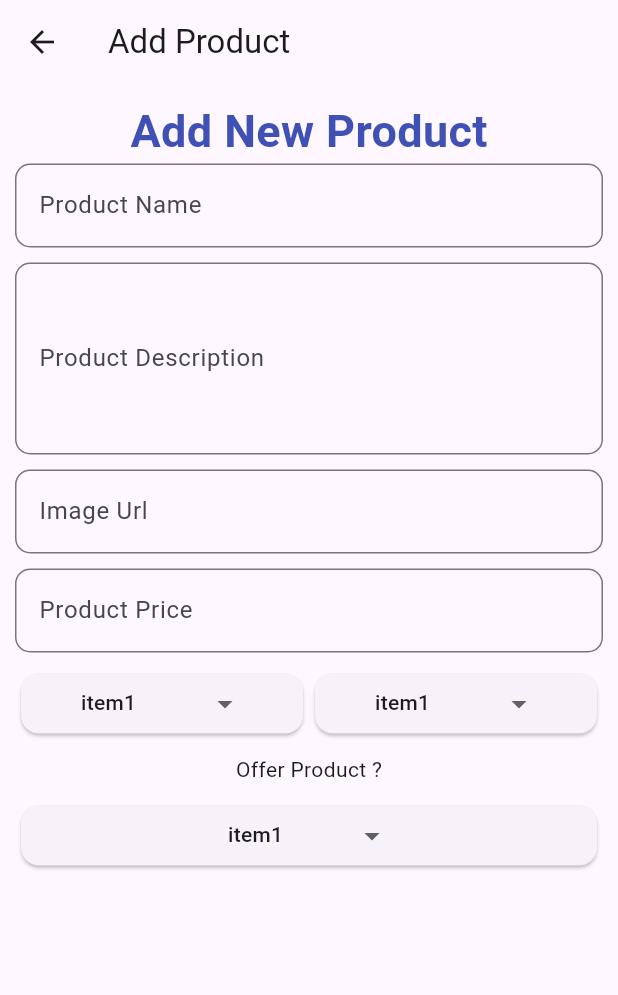
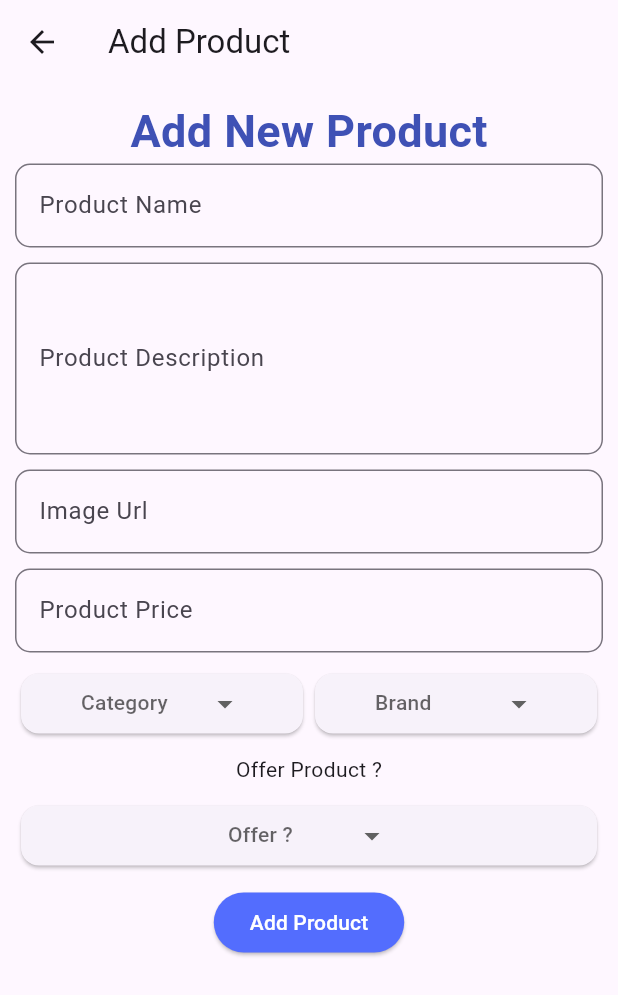
Before and after one commit to Saniat-Injam/step_up_admin, a Flutter app: the AddProductScreen screen opened directly, on a phone screen of 412 x 824 dp. Shown: the top 995 px of the screen. Run offline on Flutter 3.47's test engine with Material 3 defaults, Android fonts, the phone set to English and light mode, and no system bars; drawn by our look-alikes of dropdown_button2; our stand-ins replace device_preview, get.

Commit message:
admin_app completed

```diff
--- a/lib/screens/add_product_screen.dart
+++ b/lib/screens/add_product_screen.dart
@@ -1,4 +1,3 @@
-import 'package:dropdown_button2/dropdown_button2.dart';
 import 'package:flutter/material.dart';
 import 'package:step_up_admin/widgets/drop_down_button.dart';
 
@@ -67,14 +66,45 @@ class AddProductScreen extends StatelessWidget {
               SizedBox(height: 10),
               Row(
                 children: [
-                  Flexible(child: DropDownButton()),
-                  Flexible(child: DropDownButton()),
+                  Flexible(
+                    child: DropDownButton(
+                      items: ["Cate1", "Cate2", "Cate3"],
+                      selectItemHint: "Category",
+                      onSelected: (selectedValue) {
+                        print(selectedValue);
+                      },
+                    ),
+                  ),
+                  Flexible(
+                    child: DropDownButton(
+                      items: ["Brand1", "Brand2", "Brand3"],
+                      selectItemHint: 'Brand',
+                      onSelected: (selectedValue) {
+                        print(selectedValue);
+                      },
+                    ),
+                  ),
                 ],
               ),
               SizedBox(height: 10),
               Text("Offer Product ?"),
               SizedBox(height: 10),
-              DropDownButton(),
+              DropDownButton(
+                items: ["True", "False"],
+                selectItemHint: "Offer ?",
+                onSelected: (selectedValue) {
+                  print(selectedValue);
+                },
+              ),
+              SizedBox(height: 10),
+              ElevatedButton(
+                style: ElevatedButton.styleFrom(
+                  backgroundColor: Colors.indigoAccent,
+                  foregroundColor: Colors.white,
+                ),
+                onPressed: () {},
+                child: Text("Add Product"),
+              ),
             ],
           ),
         ),
--- a/lib/widgets/drop_down_button.dart
+++ b/lib/widgets/drop_down_button.dart
@@ -1,8 +1,18 @@
 import 'package:dropdown_button2/dropdown_button2.dart';
 import 'package:flutter/material.dart';
 
+String? selectedValue;
+
 class DropDownButton extends StatelessWidget {
-  const DropDownButton({super.key});
+  final List<String> items;
+  final String selectItemHint;
+  final Function(String?) onSelected;
+  const DropDownButton({
+    super.key,
+    required this.items,
+    required this.selectItemHint,
+    required this.onSelected,
+  });
 
   @override
   Widget build(BuildContext context) {
@@ -12,14 +22,14 @@ class DropDownButton extends StatelessWidget {
           child: DropdownButton2<String>(
             isExpanded: true,
             hint: Text(
-              'Select Item',
+              selectItemHint,
               style: TextStyle(
                 fontSize: 14,
                 color: Theme.of(context).hintColor,
               ),
             ),
             items:
-                ["item1", "item2", "item3"]
+                items
                     .map(
                       (String item) => DropdownMenuItem<String>(
                         value: item,
@@ -27,8 +37,10 @@ class DropDownButton extends StatelessWidget {
                       ),
                     )
                     .toList(),
-            value: "item1",
-            onChanged: (String? value) {},
+            value: selectedValue,
+            onChanged: (String? value) {
+              onSelected(value);
+            },
             buttonStyleData: const ButtonStyleData(
               padding: EdgeInsets.symmetric(horizontal: 16),
               height: 40,
```
